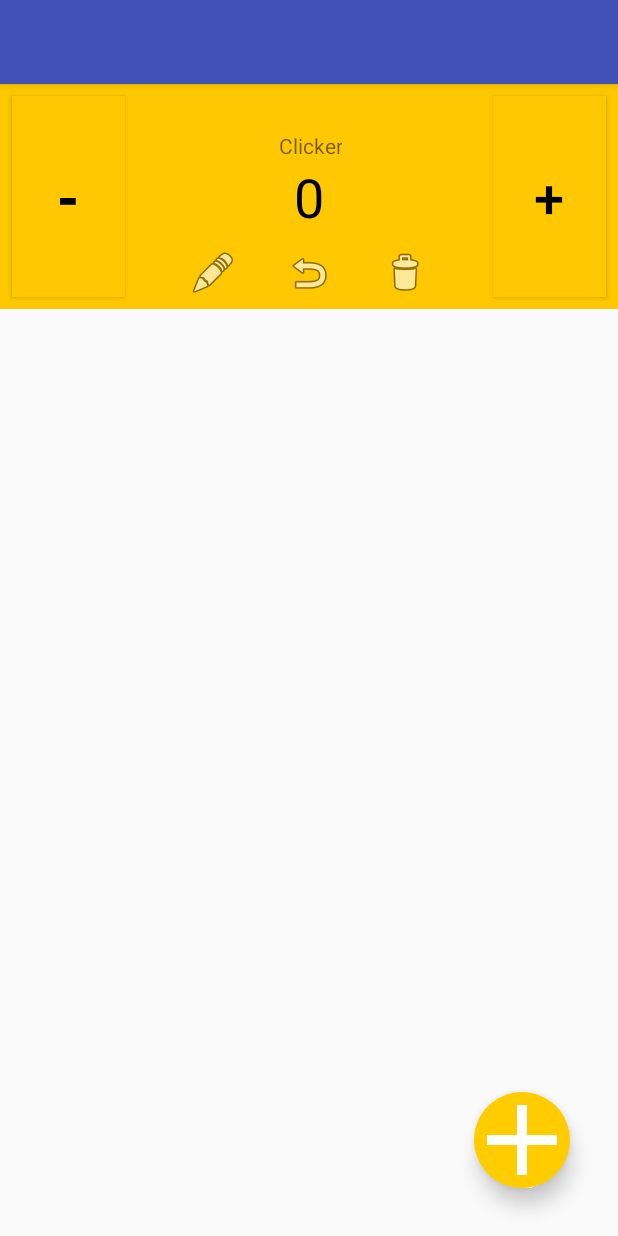
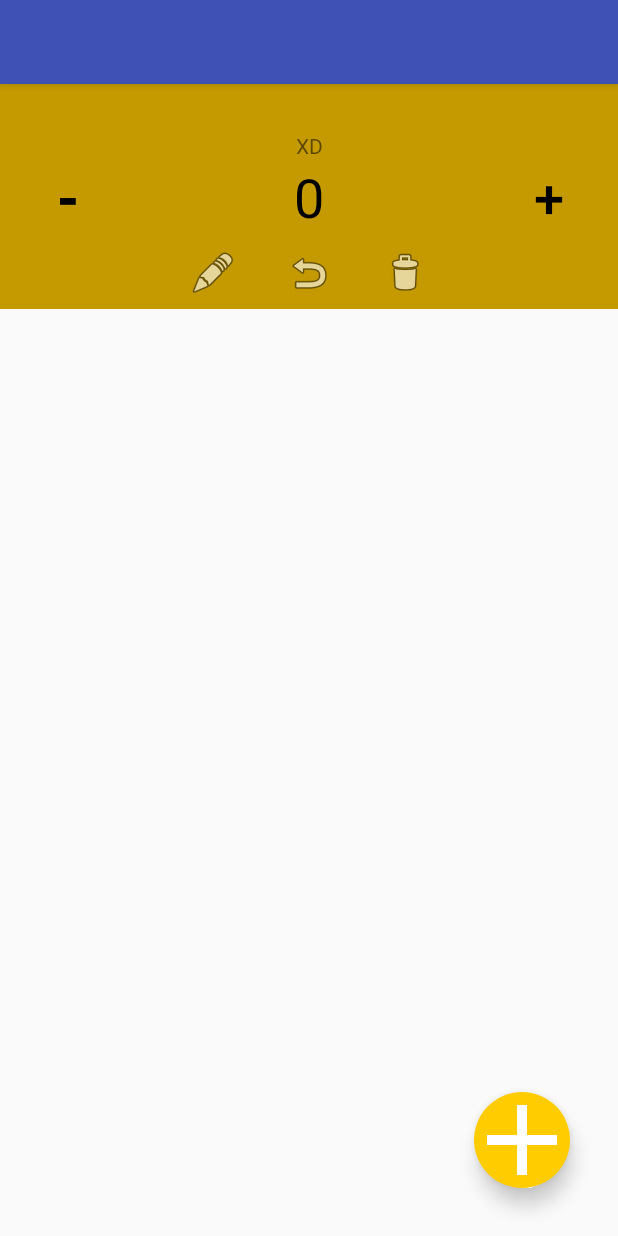
Before and after one commit to jaro2gw/KLKR, an Android app: the screen it shows after launch (MainActivity), after a tap on "button xd", on a phone screen of 412 x 824 dp. Run offline under Robolectric (Android 15) with nearby library versions, the phone set to English and light mode, and no system bars.

```diff
--- a/app/build.gradle
+++ b/app/build.gradle
@@ -27,6 +27,7 @@ dependencies {
     implementation "org.jetbrains.kotlin:kotlin-stdlib-jre7:$kotlin_version"
     implementation 'com.android.support:appcompat-v7:28.0.0'
     implementation 'com.android.support.constraint:constraint-layout:1.1.3'
+    implementation 'android.arch.lifecycle:extensions:1.1.1'
     testImplementation 'junit:junit:4.12'
     androidTestImplementation 'com.android.support.test:runner:1.0.2'
     androidTestImplementation 'com.android.support.test.espresso:espresso-core:3.0.2'
--- a/app/src/main/AndroidManifest.xml
+++ b/app/src/main/AndroidManifest.xml
@@ -12,8 +12,11 @@
         <activity android:name=".MainActivity">
             <intent-filter>
                 <action android:name="android.intent.action.MAIN" />
+
                 <category android:name="android.intent.category.LAUNCHER" />
             </intent-filter>
         </activity>
+        <activity android:name=".WarningDialog"></activity>
     </application>
+
 </manifest>
--- a/app/src/main/java/jaro2gw/klkr/MainActivity.kt
+++ b/app/src/main/java/jaro2gw/klkr/MainActivity.kt
@@ -17,21 +17,25 @@ class MainActivity : AppCompatActivity() {
         super.onCreate(savedInstanceState)
         setContentView(R.layout.activity_main)
 
-//        clickerList.clear()
-//        clickerList.add(Clicker("XD", 69))
+        clickerList.clear()
+        clickerList.add(Clicker("XD", 69, R.color.colorAccentDark))
 
         val adapter = ClickerAdapter(this, clickerList)
 
         val addClickerButton = findViewById<ImageButton>(R.id.imgBtn_addClicker)
         val clickers = findViewById<ListView>(R.id.listView_clickers)
-        val empty = findViewById<LinearLayout>(R.id.linLayout_empty)
 
         addClickerButton.setOnClickListener {
-            if (clickerList.isEmpty()) empty.visibility = View.GONE
             clickerList.add(Clicker())
+            checkForEmptyList()
             adapter.notifyDataSetChanged()
         }
 
+        checkForEmptyList()
         clickers.adapter = adapter
     }
+
+    fun checkForEmptyList() {
+        findViewById<LinearLayout>(R.id.linLayout_empty).visibility = if (clickerList.isEmpty()) View.VISIBLE else View.GONE
+    }
 }
--- a/app/src/main/java/jaro2gw/klkr/model/clicker/ClickerAdapter.kt
+++ b/app/src/main/java/jaro2gw/klkr/model/clicker/ClickerAdapter.kt
@@ -1,6 +1,7 @@
 package jaro2gw.klkr.model.clicker
 
 import android.content.Context
+import android.support.constraint.ConstraintLayout
 import android.view.LayoutInflater
 import android.view.View
 import android.view.ViewGroup
@@ -8,6 +9,7 @@ import android.widget.ArrayAdapter
 import android.widget.Button
 import android.widget.ImageButton
 import android.widget.TextView
+import jaro2gw.klkr.MainActivity
 import jaro2gw.klkr.R
 
 class ClickerAdapter(context: Context, val list: MutableList<Clicker>) : ArrayAdapter<Clicker>(context, R.layout.clicker, list) {
@@ -15,6 +17,9 @@ class ClickerAdapter(context: Context, val list: MutableList<Clicker>) : ArrayAd
         val inflater = context.getSystemService(Context.LAYOUT_INFLATER_SERVICE) as LayoutInflater
         val clickerView = inflater.inflate(R.layout.clicker, parent, false)
         val clicker = list[position]
+
+        val clickerLayout = clickerView.findViewById<ConstraintLayout>(R.id.conLayout_clicker)
+        clickerLayout.setBackgroundResource(clicker.color)
 
         val countView = clickerView.findViewById<TextView>(R.id.textView_count)
         countView.text = clicker.count.toString()
@@ -33,6 +38,14 @@ class ClickerAdapter(context: Context, val list: MutableList<Clicker>) : ArrayAd
         return clickerView
     }
 
+    private fun confirmationDialog() {
+
+    }
+
+    private fun editDialog() {
+
+    }
+
     private fun editClickerValues(clicker: Clicker, countView: TextView, nameView: TextView) {
         //TODO prompt for new values
     }
@@ -46,6 +59,8 @@ class ClickerAdapter(context: Context, val list: MutableList<Clicker>) : ArrayAd
     private fun deleteClicker(position: Int) {
         //TODO prompt for confirmation
         list.removeAt(position)
+
+        if (context is MainActivity) (context as MainActivity).checkForEmptyList()
         notifyDataSetChanged()
     }
 
--- a/app/src/main/res/layout/activity_main.xml
+++ b/app/src/main/res/layout/activity_main.xml
@@ -32,9 +32,12 @@
 
         <LinearLayout
             android:id="@+id/linLayout_empty"
-            android:layout_width="wrap_content"
+            android:layout_width="match_parent"
             android:layout_height="wrap_content"
-            android:layout_margin="16dp"
+            android:layout_marginStart="50dp"
+            android:layout_marginTop="8dp"
+            android:layout_marginEnd="50dp"
+            android:layout_marginBottom="50dp"
             android:gravity="center_vertical"
             android:orientation="vertical"
             app:layout_constraintBottom_toBottomOf="parent"
@@ -56,20 +59,22 @@
                 android:layout_height="wrap_content"
                 android:text="@string/empty_list_1"
                 android:textAlignment="center"
-                android:textSize="18sp" />
+                android:textSize="20sp" />
 
             <TextView
                 android:id="@+id/textView_msg2"
                 android:layout_width="match_parent"
                 android:layout_height="wrap_content"
                 android:text="@string/empty_list_2"
-                android:textAlignment="center" />
+                android:textAlignment="center"
+                android:textSize="18sp" />
         </LinearLayout>
 
         <ListView
             android:id="@+id/listView_clickers"
             android:layout_width="match_parent"
             android:layout_height="wrap_content"
+            android:visibility="visible"
             app:layout_constraintEnd_toEndOf="parent"
             app:layout_constraintStart_toStartOf="parent"
             app:layout_constraintTop_toTopOf="parent" />
--- a/app/src/main/res/layout/clicker.xml
+++ b/app/src/main/res/layout/clicker.xml
@@ -2,6 +2,7 @@
 <android.support.constraint.ConstraintLayout xmlns:android="http://schemas.android.com/apk/res/android"
     xmlns:app="http://schemas.android.com/apk/res-auto"
     xmlns:tools="http://schemas.android.com/tools"
+    android:id="@+id/conLayout_clicker"
     android:layout_width="match_parent"
     android:layout_height="@dimen/clicker_height"
     android:background="@color/colorAccent"
@@ -15,7 +16,7 @@
         android:layout_width="@dimen/menu_item"
         android:layout_height="@dimen/menu_item"
         android:layout_marginBottom="8dp"
-        android:background="@color/colorAccent"
+        android:background="@android:color/transparent"
         android:contentDescription="@string/button_xd"
         android:src="@android:drawable/ic_menu_revert"
         app:layout_constraintBottom_toBottomOf="parent"
@@ -27,7 +28,7 @@
         android:layout_width="@dimen/menu_item"
         android:layout_height="@dimen/menu_item"
         android:layout_marginStart="32dp"
-        android:background="@color/colorAccent"
+        android:background="@android:color/transparent"
         android:contentDescription="@string/button_xd"
         android:src="@android:drawable/ic_menu_delete"
         app:layout_constraintBottom_toBottomOf="@+id/imgBtn_reset"
@@ -39,7 +40,7 @@
         android:layout_width="@dimen/menu_item"
         android:layout_height="@dimen/menu_item"
         android:layout_marginEnd="32dp"
-        android:background="@color/colorAccent"
+        android:background="@android:color/transparent"
         android:contentDescription="@string/button_xd"
         android:src="@android:drawable/ic_menu_edit"
         app:layout_constraintBottom_toBottomOf="@+id/imgBtn_reset"
@@ -84,8 +85,8 @@
         android:layout_marginTop="8dp"
         android:layout_marginEnd="8dp"
         android:layout_marginBottom="8dp"
-        android:background="@color/colorAccent"
-        android:elevation="1dp"
+        android:background="@android:color/transparent"
+        android:elevation="2dp"
         android:text="@string/plus"
         android:textAllCaps="false"
         android:textColor="@android:color/black"
@@ -101,8 +102,8 @@
         android:layout_marginStart="8dp"
         android:layout_marginTop="8dp"
         android:layout_marginBottom="8dp"
-        android:background="@color/colorAccent"
-        android:elevation="1dp"
+        android:background="@android:color/transparent"
+        android:elevation="2dp"
         android:text="@string/minus"
         android:textAllCaps="false"
         android:textColor="@android:color/black"
--- a/app/src/main/res/values/strings.xml
+++ b/app/src/main/res/values/strings.xml
@@ -9,4 +9,6 @@
     <string name="title_activity_main">KLKR</string>
     <string name="button_xd">button xd</string>
     <string name="name">name</string>
+    <string name="msg_reset">Reset the count?</string>
+    <string name="msg_delete">Delete the counter?</string>
 </resources>
```
Also changed, not shown: app/src/main/java/jaro2gw/klkr/WarningDialog.kt (added, +19 -0 lines), app/src/main/java/jaro2gw/klkr/ui/warningdialog/WarningDialogFragment.kt (added, +46 -0 lines), app/src/main/java/jaro2gw/klkr/ui/warningdialog/WarningDialogViewModel.kt (added, +7 -0 lines), app/src/main/res/layout/warning_dialog_activity.xml (added, +7 -0 lines), app/src/main/res/layout/warning_dialog_fragment.xml (added, +20 -0 lines).
